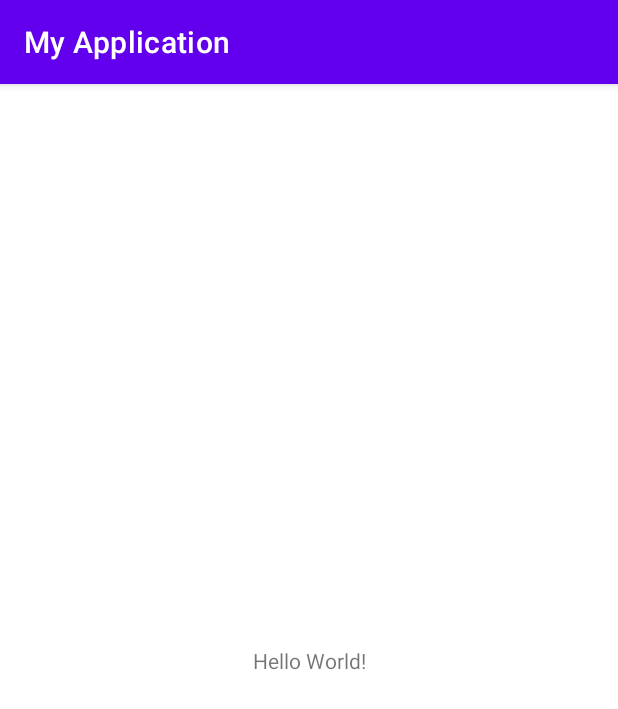
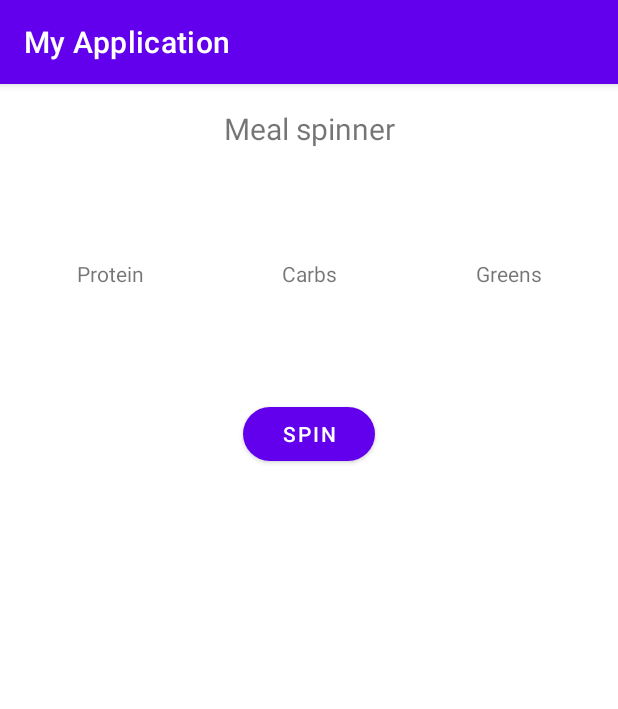
Before and after one commit to elisakaisa/meal-spinner, an Android app: the screen it shows after launch (MainActivity), on a phone screen of 412 x 824 dp. Shown: the top 709 px of the screen. Run offline under Robolectric (Android 15) with nearby library versions, the phone set to English and light mode, and no system bars.

Commit message:
basic UI setup, spinner working (just random strings displayed)

```diff
--- /dev/null
+++ b/app/src/main/java/com/example/myapplication/FragmentSpinner.java
@@ -0,0 +1,69 @@
+package com.example.myapplication;
+
+import android.os.Bundle;
+
+import androidx.fragment.app.Fragment;
+
+import android.view.LayoutInflater;
+import android.view.View;
+import android.view.ViewGroup;
+
+import com.example.myapplication.logic.SpinnerLogic;
+import com.example.myapplication.model.Meal;
+import com.google.android.material.button.MaterialButton;
+import com.google.android.material.textview.MaterialTextView;
+
+/**
+ * A simple {@link Fragment} subclass.
+ * Use the {@link FragmentSpinner#newInstance} factory method to
+ * create an instance of this fragment.
+ */
+public class FragmentSpinner extends Fragment {
+
+    public FragmentSpinner() {
+        // Required empty public constructor
+    }
+
+    private SpinnerLogic spinnerLogic;
+
+    /*---------- HOOKS -----------*/
+    MaterialTextView tvProtein, tvCarbs, tvGreens;
+
+    public static FragmentSpinner newInstance(String param1, String param2) {
+        return new FragmentSpinner();
+    }
+
+    @Override
+    public void onCreate(Bundle savedInstanceState) {
+        super.onCreate(savedInstanceState);
+
+    }
+
+    @Override
+    public View onCreateView(LayoutInflater inflater, ViewGroup container,
+                             Bundle savedInstanceState) {
+        // Inflate the layout for this fragment
+        View view = inflater.inflate(R.layout.fragment_spinner, container, false);
+
+        /*--------- HOOKS ----------*/
+        tvProtein = view.findViewById(R.id.tv_spinner_protein);
+        tvCarbs = view.findViewById(R.id.tv_spinner_carbs);
+        tvGreens = view.findViewById(R.id.tv_spinner_greens);
+        MaterialButton btnSpin = view.findViewById(R.id.btn_spin);
+
+        /*-------- GAME LOGIC -------*/
+        spinnerLogic = SpinnerLogic.getInstance(); // singleton
+
+        /*-------- LISTENERS --------*/
+        btnSpin.setOnClickListener(v -> spin());
+
+        return view;
+    }
+
+    private void spin() {
+        Meal meal = spinnerLogic.returnRandomMeal();
+        tvProtein.setText(meal.getProtein());
+        tvCarbs.setText(meal.getCarb());
+        tvGreens.setText(meal.getGreen());
+    }
+}
--- a/app/src/main/java/com/example/myapplication/MainActivity.java
+++ b/app/src/main/java/com/example/myapplication/MainActivity.java
@@ -1,6 +1,9 @@
 package com.example.myapplication;
 
 import androidx.appcompat.app.AppCompatActivity;
+import androidx.fragment.app.Fragment;
+import androidx.fragment.app.FragmentManager;
+import androidx.fragment.app.FragmentTransaction;
 
 import android.os.Bundle;
 
@@ -10,5 +13,15 @@ public class MainActivity extends AppCompatActivity {
     protected void onCreate(Bundle savedInstanceState) {
         super.onCreate(savedInstanceState);
         setContentView(R.layout.activity_main);
+
+        loadFragment(getSupportFragmentManager(), new FragmentSpinner());
+    }
+
+    public static void loadFragment(FragmentManager fm, Fragment fragment) {
+        //method to navigate in between fragments
+        FragmentTransaction fragmentTransaction = fm.beginTransaction();
+        // addToBackStack handles the onBackPressed in fragments
+        fragmentTransaction.replace(R.id.content_container, fragment, "").addToBackStack("tag");
+        fragmentTransaction.commit();
     }
 }
--- /dev/null
+++ b/app/src/main/java/com/example/myapplication/logic/SpinnerLogic.java
@@ -0,0 +1,28 @@
+package com.example.myapplication.logic;
+
+import com.example.myapplication.model.Meal;
+
+import java.util.Arrays;
+import java.util.List;
+import java.util.Random;
+
+public class SpinnerLogic {
+    private final List<String> proteinList = Arrays.asList("Fish", "Minced meat");
+    private final List<String> carbList = Arrays.asList("Pasta", "Rice", "Potatoes");
+    private final List<String> greenList = Arrays.asList("Cucumber", "Paprika", "Green peas");
+
+    public Meal returnRandomMeal() {
+        Random rand = new Random();
+        String protein = proteinList.get(rand.nextInt(proteinList.size()));
+        String carb = carbList.get(rand.nextInt(carbList.size()));
+        String green = greenList.get(rand.nextInt(greenList.size()));
+
+        return new Meal(protein, carb, green);
+    }
+
+    private static SpinnerLogic spinnerLogic = null;
+    public static SpinnerLogic getInstance() {
+        if (spinnerLogic == null) spinnerLogic = new SpinnerLogic();
+        return spinnerLogic;
+    }
+}
--- /dev/null
+++ b/app/src/main/java/com/example/myapplication/model/Meal.java
@@ -0,0 +1,35 @@
+package com.example.myapplication.model;
+
+public class Meal {
+    String protein, carb, green;
+
+    public Meal(String protein, String carb, String green) {
+        this.protein = protein;
+        this.carb = carb;
+        this.green = green;
+    }
+
+    public String getProtein() {
+        return protein;
+    }
+
+    public void setProtein(String protein) {
+        this.protein = protein;
+    }
+
+    public String getCarb() {
+        return carb;
+    }
+
+    public void setCarb(String carb) {
+        this.carb = carb;
+    }
+
+    public String getGreen() {
+        return green;
+    }
+
+    public void setGreen(String green) {
+        this.green = green;
+    }
+}
--- a/app/src/main/res/layout/activity_main.xml
+++ b/app/src/main/res/layout/activity_main.xml
@@ -6,13 +6,15 @@
     android:layout_height="match_parent"
     tools:context=".MainActivity">
 
-    <TextView
-        android:layout_width="wrap_content"
-        android:layout_height="wrap_content"
-        android:text="Hello World!"
-        app:layout_constraintBottom_toBottomOf="parent"
+    <FrameLayout
+        android:id="@+id/content_container"
+        android:layout_width="match_parent"
+        android:layout_height="0dp"
+        app:layout_constraintStart_toStartOf="parent"
         app:layout_constraintEnd_toEndOf="parent"
-        app:layout_constraintStart_toStartOf="parent"
-        app:layout_constraintTop_toTopOf="parent" />
+        app:layout_constraintTop_toTopOf="parent"
+        app:layout_constraintBottom_toBottomOf="parent">
+
+    </FrameLayout>
 
 </androidx.constraintlayout.widget.ConstraintLayout>
--- /dev/null
+++ b/app/src/main/res/layout/fragment_spinner.xml
@@ -0,0 +1,80 @@
+<?xml version="1.0" encoding="utf-8"?>
+<FrameLayout xmlns:android="http://schemas.android.com/apk/res/android"
+    xmlns:tools="http://schemas.android.com/tools"
+    android:layout_width="match_parent"
+    android:layout_height="match_parent"
+    xmlns:app="http://schemas.android.com/apk/res-auto"
+    tools:context=".FragmentSpinner">
+
+    <androidx.constraintlayout.widget.ConstraintLayout
+        android:layout_width="match_parent"
+        android:layout_height="match_parent" >
+
+        <com.google.android.material.textview.MaterialTextView
+            android:id="@+id/tv_title"
+            android:layout_width="match_parent"
+            android:layout_height="wrap_content"
+            android:text="@string/meal_spinner"
+            android:textAlignment="center"
+            android:textSize="20sp"
+
+            app:layout_constraintEnd_toEndOf="parent"
+            app:layout_constraintStart_toStartOf="parent"
+            android:layout_marginTop="16dp"
+            android:layout_marginStart="16dp"
+            android:layout_marginEnd="16dp"
+            app:layout_constraintTop_toTopOf="parent" />
+
+        <LinearLayout
+            android:id="@+id/ll_spinner"
+            android:layout_width="match_parent"
+            android:layout_height="wrap_content"
+            android:padding="5dp"
+            app:layout_constraintTop_toBottomOf="@id/tv_title"
+            android:layout_marginTop="64dp"
+            android:orientation="horizontal">
+
+            <TextView
+                android:id="@+id/tv_spinner_protein"
+                android:layout_width="wrap_content"
+                android:layout_height="wrap_content"
+                android:text="@string/protein"
+                android:padding="4dp"
+                android:textAlignment="center"
+                android:layout_weight="1"/>
+
+            <TextView
+                android:id="@+id/tv_spinner_carbs"
+                android:layout_width="wrap_content"
+                android:layout_height="wrap_content"
+                android:text="@string/carbs"
+                android:padding="4dp"
+                android:textAlignment="center"
+                android:layout_weight="1"/>
+
+            <TextView
+                android:id="@+id/tv_spinner_greens"
+                android:layout_width="wrap_content"
+                android:layout_height="wrap_content"
+                android:text="@string/greens"
+                android:padding="4dp"
+                android:textAlignment="center"
+                android:layout_weight="1"/>
+
+        </LinearLayout>
+
+        <com.google.android.material.button.MaterialButton
+            android:id="@+id/btn_spin"
+            android:text="@string/spin"
+            android:layout_width="wrap_content"
+            android:layout_height="wrap_content"
+            app:layout_constraintStart_toStartOf="parent"
+            app:layout_constraintEnd_toEndOf="parent"
+            app:layout_constraintTop_toBottomOf="@id/ll_spinner"
+            android:layout_marginTop="64dp"
+            app:cornerRadius="20dp"/>
+
+
+    </androidx.constraintlayout.widget.ConstraintLayout>
+
+</FrameLayout>
--- a/app/src/main/res/values/strings.xml
+++ b/app/src/main/res/values/strings.xml
@@ -1,3 +1,10 @@
 <resources>
     <string name="app_name">My Application</string>
+    <!-- TODO: Remove or change this placeholder text -->
+    <string name="hello_blank_fragment">Hello blank fragment</string>
+    <string name="meal_spinner">Meal spinner</string>
+    <string name="protein">Protein</string>
+    <string name="carbs">Carbs</string>
+    <string name="greens">Greens</string>
+    <string name="spin">Spin</string>
 </resources>
```
